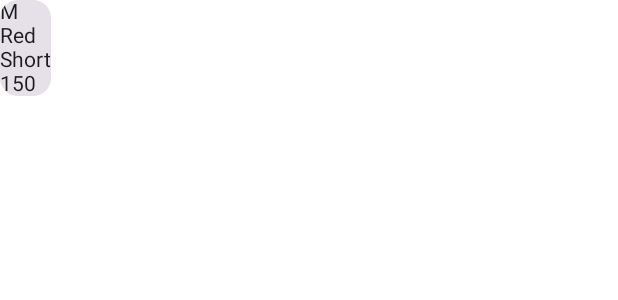
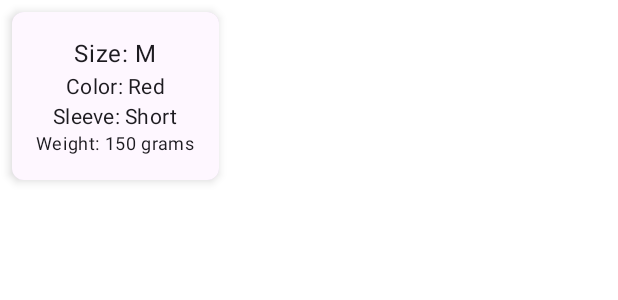
Before and after one commit to EEP-202324/dam_proyecto_android_ada_psp-LainVegaDamEEP, an Android app built with Jetpack Compose: the @Preview function PreviewTShirtItem, on a phone screen of 412 x 824 dp. Shown: the top 300 px of the screen. Run offline under Robolectric (Android 15) with nearby library versions, the phone set to English and light mode, and no system bars; network calls fail.

Commit message:
Boton post creado ( pero no funcional ) + diseño de card

```diff
--- a/Kotlin/TeeTech/app/src/main/java/com/example/teetech/MainActivity.kt
+++ b/Kotlin/TeeTech/app/src/main/java/com/example/teetech/MainActivity.kt
@@ -3,35 +3,46 @@ package com.example.teetech
 import android.os.Bundle
 import androidx.activity.ComponentActivity
 import androidx.activity.compose.setContent
+import androidx.compose.foundation.background
+import androidx.compose.foundation.clickable
 import androidx.compose.foundation.layout.Column
 import androidx.compose.foundation.layout.fillMaxSize
+import androidx.compose.foundation.layout.padding
 import androidx.compose.foundation.lazy.LazyColumn
 import androidx.compose.foundation.lazy.items
-import androidx.compose.material3.Card
-import androidx.compose.material3.MaterialTheme
-import androidx.compose.material3.Surface
-import androidx.compose.material3.Text
-import androidx.compose.runtime.Composable
-import androidx.compose.runtime.LaunchedEffect
-import androidx.compose.runtime.collectAsState
+import androidx.compose.foundation.shape.RoundedCornerShape
+import androidx.compose.material3.*
+import androidx.compose.runtime.*
+import androidx.compose.ui.Alignment
 import androidx.compose.ui.Modifier
 import androidx.compose.ui.tooling.preview.Preview
+import androidx.compose.ui.unit.dp
 import androidx.lifecycle.viewmodel.compose.viewModel
+import androidx.navigation.NavController
+import androidx.navigation.compose.NavHost
+import androidx.navigation.compose.composable
+import androidx.navigation.compose.rememberNavController
 import com.example.teetech.model.TShirt
 import com.example.teetech.ui.theme.TeeTechTheme
 import com.example.teetech.viewmodel.TShirtViewModel
+import androidx.compose.material3.Card
+import androidx.compose.material3.CardDefaults
 
 class MainActivity : ComponentActivity() {
     override fun onCreate(savedInstanceState: Bundle?) {
         super.onCreate(savedInstanceState)
         setContent {
             TeeTechTheme {
-                // A surface container using the 'background' color from the theme
-                Surface(
-                    modifier = Modifier.fillMaxSize(),
-                    color = MaterialTheme.colorScheme.background
-                ) {
-                    TShirtScreen()
+                val navController = rememberNavController()
+                Surface(modifier = Modifier.fillMaxSize(), color = MaterialTheme.colorScheme.background) {
+                    NavHost(navController = navController, startDestination = "tShirtList") {
+                        composable("tShirtList") {
+                            TShirtScreen(navController)
+                        }
+                        composable("createTShirt") {
+                            CreateTShirtScreen(viewModel())
+                        }
+                    }
                 }
             }
         }
@@ -39,7 +50,7 @@ class MainActivity : ComponentActivity() {
 }
 
 @Composable
-fun TShirtScreen() {
+fun TShirtScreen(navController: NavController) {
     val viewModel: TShirtViewModel = viewModel()
     val tShirts = viewModel.tShirts.collectAsState().value
 
@@ -47,53 +58,86 @@ fun TShirtScreen() {
         viewModel.loadTShirts()
     }
 
-    LazyColumn {
-        items(tShirts) { index ->
-            TShirtItem(index)
+    Column {
+        Button(onClick = { navController.navigate("createTShirt") }) {
+            Text("Agregar nueva camiseta")
         }
-
+        LazyColumn {
+            items(tShirts) { tShirt ->
+                TShirtItem(tShirt)
+            }
+        }
     }
-
-
-//   TShirtList(tShirts = tShirts)
 }
 
 @Composable
 fun TShirtItem(tShirt: TShirt) {
-    Card {
-        Column {
-             Text(tShirt.size)
-             Text(tShirt.color)
-             Text(tShirt.sleeve)
-             Text(tShirt.weight.toString())
+    Card(
+        modifier = Modifier
+            .padding(8.dp)
+            .clickable { /* Handle card click */ },
+        shape = RoundedCornerShape(8.dp),
+        elevation = CardDefaults.cardElevation(
+            defaultElevation = 4.dp
+        )
+    ) {
+        Surface(color = MaterialTheme.colorScheme.surfaceVariant) {
+            Column(
+                modifier = Modifier
+                    .background(MaterialTheme.colorScheme.background)
+                    .padding(16.dp),
+                horizontalAlignment = Alignment.CenterHorizontally
+            ) {
+                Text(
+                    text = "Size: ${tShirt.size}",
+                    style = MaterialTheme.typography.bodyLarge,
+                    color = MaterialTheme.colorScheme.onBackground
+                )
+                Text(
+                    text = "Color: ${tShirt.color}",
+                    style = MaterialTheme.typography.bodyMedium,
+                    color = MaterialTheme.colorScheme.onBackground
+                )
+                Text(
+                    text = "Sleeve: ${tShirt.sleeve}",
+                    style = MaterialTheme.typography.bodyMedium,
+                    color = MaterialTheme.colorScheme.onBackground
+                )
+                Text(
+                    text = "Weight: ${tShirt.weight} grams",
+                    style = MaterialTheme.typography.bodySmall,
+                    color = MaterialTheme.colorScheme.onBackground
+                )
+            }
         }
-
     }
-
 }
-//
-//@Composable
-//fun TShirtList(tShirts: Unit) {
-//    Column {
-//        viewModel.loadTShirts()
-//    }
-//}
-//
-//@Composable
-//fun TShirtItem(tShirt: Int) {
-//    Column {
-//        viewModel.loadTShirts()
-//    }
-//}
-
-//@Preview(showBackground = true)
-//@Composable
-//fun PreviewTShirtList() {
-//    TShirtList(listOf(TShirt(1, "M", "Red", "Short", 150)))
-//}
 
 @Preview(showBackground = true)
 @Composable
 fun PreviewTShirtItem() {
-    TShirtItem(TShirt(1, "M", "Red", "Short", 150))
+    TShirtItem(TShirt(1, "M", "Red", "Short", 150, "Unisex"))
 }
+
+@Composable
+fun CreateTShirtScreen(viewModel: TShirtViewModel) {
+    // Estado local para almacenar los valores del formulario
+    var size by remember { mutableStateOf("") }
+    var color by remember { mutableStateOf("") }
+    var sleeve by remember { mutableStateOf("") }
+    var weight by remember { mutableStateOf("") }
+    var gender by remember { mutableStateOf("") }
+
+    Column {
+        TextField(value = size, onValueChange = { size = it }, label = { Text("Talla") })
+        TextField(value = color, onValueChange = { color = it }, label = { Text("Color") })
+        TextField(value = sleeve, onValueChange = { sleeve = it }, label = { Text("Manga") })
+        TextField(value = weight, onValueChange = { weight = it }, label = { Text("Gramaje") })
+        TextField(value = gender, onValueChange = {gender = it}, label = { Text("Género") })
+        Button(onClick = {
+            viewModel.createTShirt(TShirt(0, size, color, sleeve, weight.toInt(), gender))
+        }) {
+            Text("Crear Camiseta")
+        }
+    }
+}
--- a/Kotlin/TeeTech/app/src/main/java/com/example/teetech/model/TShirt.kt
+++ b/Kotlin/TeeTech/app/src/main/java/com/example/teetech/model/TShirt.kt
@@ -5,5 +5,6 @@ data class TShirt(
     val size: String,
     val color: String,
     val sleeve: String,
-    val weight: Int
+    val weight: Int,
+    val gender: String
 )
--- a/Kotlin/TeeTech/app/src/main/java/com/example/teetech/repository/TShirtRepository.kt
+++ b/Kotlin/TeeTech/app/src/main/java/com/example/teetech/repository/TShirtRepository.kt
@@ -1,9 +1,10 @@
 package com.example.teetech.repository
 
+import com.example.teetech.model.TShirt
 import com.example.teetech.network.TShirtApiService
-import com.example.teetech.model.TShirt
 import retrofit2.Response
 
 class TShirtRepository(private val apiService: TShirtApiService) {
     suspend fun getTShirts(): Response<List<TShirt>> = apiService.getTShirts()
+    suspend fun createTShirt(tShirt: TShirt): Response<TShirt> = apiService.createTShirt(tShirt)
 }
--- a/Kotlin/TeeTech/gradle/libs.versions.toml
+++ b/Kotlin/TeeTech/gradle/libs.versions.toml
@@ -9,6 +9,7 @@ lifecycleRuntimeKtx = "2.7.0"
 activityCompose = "1.9.0"
 composeBom = "2023.08.00"
 lifecycleViewmodelCompose = "2.7.0"
+navigationRuntimeKtx = "2.7.7"
 
 [libraries]
 androidx-core-ktx = { group = "androidx.core", name = "core-ktx", version.ref = "coreKtx" }
@@ -26,6 +27,7 @@ androidx-ui-test-manifest = { group = "androidx.compose.ui", name = "ui-test-man
 androidx-ui-test-junit4 = { group = "androidx.compose.ui", name = "ui-test-junit4" }
 androidx-material3 = { group = "androidx.compose.material3", name = "material3" }
 androidx-lifecycle-viewmodel-compose = { group = "androidx.lifecycle", name = "lifecycle-viewmodel-compose", version.ref = "lifecycleViewmodelCompose" }
+androidx-navigation-runtime-ktx = { group = "androidx.navigation", name = "navigation-runtime-ktx", version.ref = "navigationRuntimeKtx" }
 
 [plugins]
 androidApplication = { id = "com.android.application", version.ref = "agp" }
```
Also changed, not shown: Kotlin/TeeTech/app/build.gradle.kts (+12 -12 lines), Kotlin/TeeTech/app/src/main/java/com/example/teetech/network/TShirtApiService.kt (+6 -1 lines), Kotlin/TeeTech/app/src/main/java/com/example/teetech/viewmodel/TShirtViewModel.kt (+9 -5 lines).
